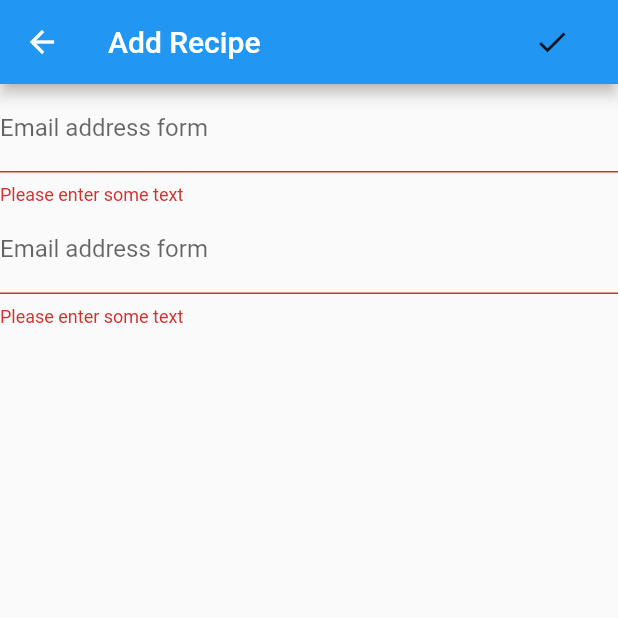
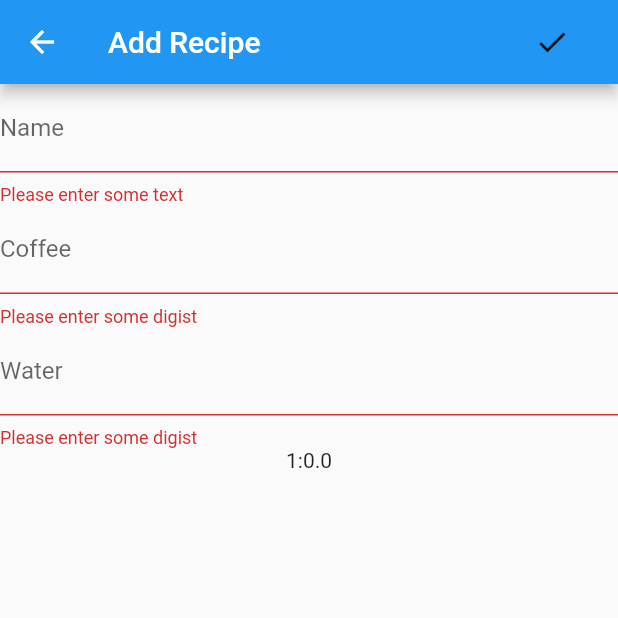
Before and after one commit to akinov/dripper, a Flutter app: the New screen opened directly, after a tap on the "check" icon, on a phone screen of 412 x 824 dp, the top half of it. Run offline on Flutter 3.47's test engine with Material 2 defaults, Android fonts, the phone set to English and light mode, and no system bars.

Commit message:
Use Recipe to New page

```diff
--- a/lib/new.dart
+++ b/lib/new.dart
@@ -1,5 +1,6 @@
 import 'package:flutter/material.dart';
 import 'package:flutter/services.dart';
+import 'models/recipe.dart';
 
 class New extends StatefulWidget {
   New({Key key}) : super(key: key);
@@ -10,8 +11,8 @@ class New extends StatefulWidget {
 
 class _NewState extends State<New> {
   final _formKey = GlobalKey<FormState>();
-  int _a = 0;
-  int _b = 0;
+  Recipe recipe = new Recipe();
+  double ratio = 0.0;
 
   @override
   Widget build(BuildContext context) {
@@ -21,11 +22,11 @@ class _NewState extends State<New> {
         actions: <Widget>[
           FlatButton(
             onPressed: () {
-              print(_formKey.currentState.validate());
-              _formKey.currentState.save();
               FocusScope.of(context).requestFocus(FocusNode());
-              print(_a);
-              print(_b);
+
+              if (_formKey.currentState.validate()) {
+                _formKey.currentState.save();
+              }
             },
             child: Icon(Icons.check),
             shape: CircleBorder(side: BorderSide(color: Colors.transparent)),
@@ -36,45 +37,55 @@ class _NewState extends State<New> {
           key: _formKey,
           child: Column(children: <Widget>[
             TextFormField(
-              keyboardType: TextInputType.number,
-              inputFormatters: [WhitelistingTextInputFormatter.digitsOnly],
               decoration: const InputDecoration(
-                labelText: "Email address form",
-                hintText: 'Enter your email',
+                labelText: "Name",
               ),
               autovalidate: false,
               validator: (value) {
-                // _formKey.currentState.validate()でコールされる
                 if (value.isEmpty) {
                   return 'Please enter some text';
                 }
                 return null;
               },
               onSaved: (value) {
-                setState(() => _a = int.parse(value));
+                setState(() => recipe.name = value);
               },
             ),
             TextFormField(
               keyboardType: TextInputType.number,
               inputFormatters: [WhitelistingTextInputFormatter.digitsOnly],
               decoration: const InputDecoration(
-                labelText: "Email address form",
-                hintText: 'Enter your email',
+                labelText: "Coffee",
               ),
               autovalidate: false,
               validator: (value) {
-                // _formKey.currentState.validate()でコールされる
                 if (value.isEmpty) {
-                  return 'Please enter some text';
-                } else if (false) {
-                  return 'Please enter some text';
+                  return 'Please enter some digist';
                 }
                 return null;
               },
               onSaved: (value) {
-                setState(() => _b = int.parse(value));
+                setState(() => recipe.coffee = int.parse(value));
               },
             ),
+            TextFormField(
+              keyboardType: TextInputType.number,
+              inputFormatters: [WhitelistingTextInputFormatter.digitsOnly],
+              decoration: const InputDecoration(
+                labelText: "Water",
+              ),
+              autovalidate: false,
+              validator: (value) {
+                if (value.isEmpty) {
+                  return 'Please enter some digist';
+                }
+                return null;
+              },
+              onSaved: (value) {
+                setState(() => recipe.water = int.parse(value));
+              },
+            ),
+            Text(recipe.ratio),
           ])),
     );
   }
```
